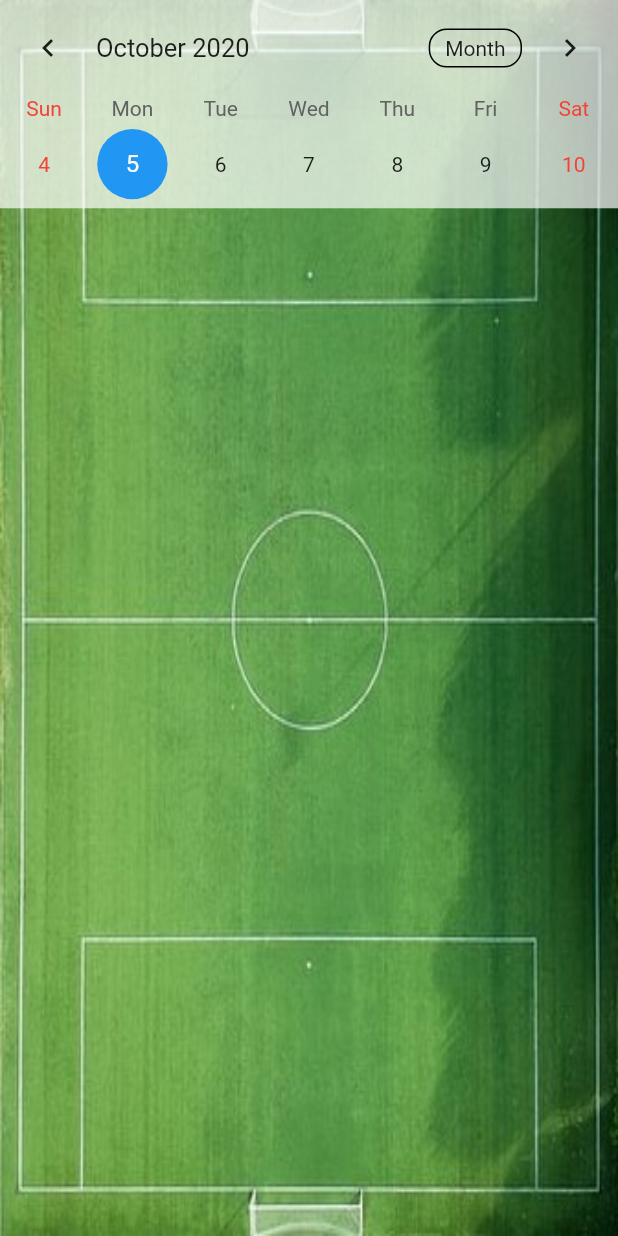
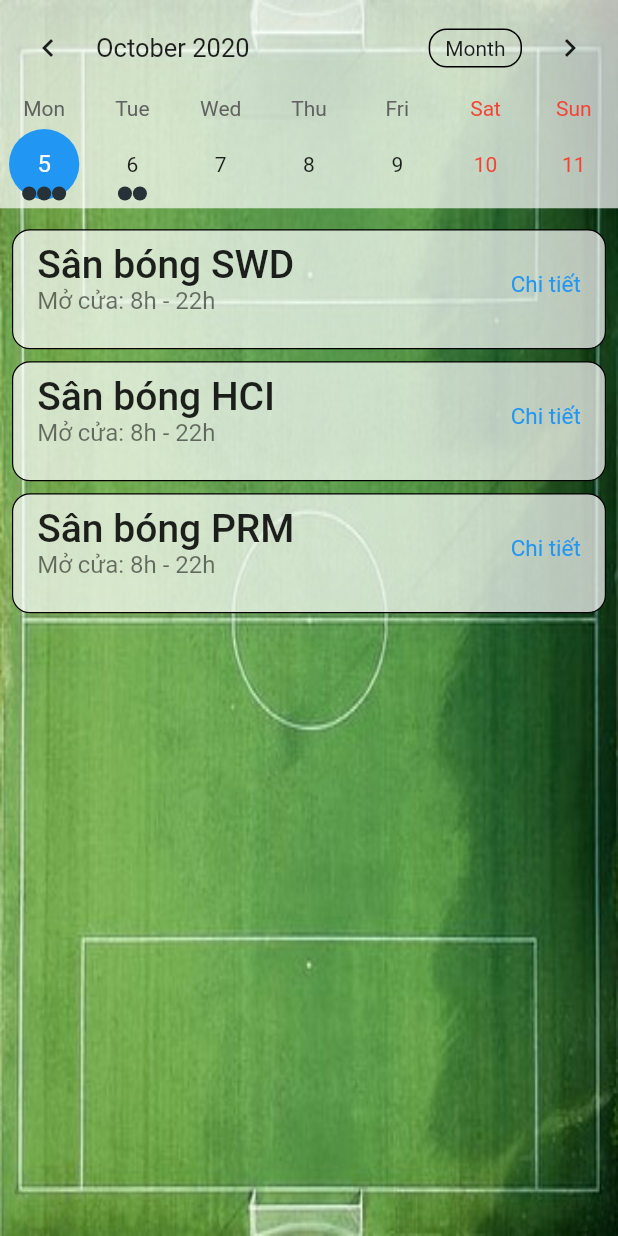
Before and after one commit to tult1803/HCI, a Flutter app: the BookingPage widget shown alone on an empty page, opened directly, on a phone screen of 412 x 824 dp. Run offline on Flutter 3.47's test engine with Material 2 defaults, Android fonts, the phone set to English and light mode, and no system bars; drawn by our look-alikes of table_calendar; our stand-ins replace curved_navigation_bar, firebase_auth, firebase_core, font_awesome_flutter, google_fonts, google_sign_in and 1 more; accounts and stored records are empty; Roboto replaces fonts that are missing (Yrsa).

Commit message:
Updated Layout BookingPage

```diff
--- a/football_manager/lib/view/booking.dart
+++ b/football_manager/lib/view/booking.dart
@@ -1,7 +1,10 @@
+
+
 import 'dart:ui';
 
 import 'package:flutter/material.dart';
 import 'package:football_manager/url/url.dart';
+import 'package:google_fonts/google_fonts.dart';
 import 'package:table_calendar/table_calendar.dart';
 
 class BookingPage extends StatefulWidget {
@@ -10,13 +13,32 @@ class BookingPage extends StatefulWidget {
 }
 
 class _BookingPageState extends State<BookingPage> {
+
+  String tapped ='';
+
   CalendarController _controller;
+  Map<DateTime, List> _events;
+  List _selectedEvents;
   String day = '';
   @override
   void initState() {
     super.initState();
     _controller = CalendarController();
+    final _selectedDay = DateTime.now();
+    _events = {
+      _selectedDay.subtract(Duration(days: 0)): ['Sân bóng SWD', 'Sân bóng HCI', 'Sân bóng PRM'],
+      _selectedDay.subtract(Duration(days: -1)): ['Sân bóng ACC', 'Sân bóng ISC'],
+    };
+
+    _selectedEvents = _events[_selectedDay] ?? [];
   }
+
+  @override
+  void dispose() {
+    _controller.dispose();
+    super.dispose();
+  }
+
   @override
   Widget build(BuildContext context) {
     return Container(
@@ -31,25 +53,62 @@ class _BookingPageState extends State<BookingPage> {
             Container(
               color: Colors.white70,
               child: TableCalendar(
+                startingDayOfWeek: StartingDayOfWeek.monday,
                 initialCalendarFormat: CalendarFormat.week,
                 calendarController: _controller,
-                onDaySelected: (days, events) {
-                  setState(() {
-                    day = '${days.day}-${days.weekday}-${days.year}';
-                  });
-                  print('Day: $day');
-                },
+                events: _events,
+                onDaySelected: _onDaySelected,
                 calendarStyle: CalendarStyle(
                   todayColor: Colors.lightGreen,
                   selectedColor: Theme.of(context).primaryColor,
                 ),
               ),
             ),
-            Text('$day', style: TextStyle(color: Colors.black, fontSize: 30),),
+            SizedBox(height: 10,),
+            Expanded(child: _buildEventList()),
+
+            Text('$tapped', style: TextStyle(fontSize: 25, fontWeight: FontWeight.w700),),
 
           ],
         ),
       ),
     );
   }
+
+  void _onDaySelected(DateTime days, List events) {
+    setState(() {
+      _selectedEvents = events; // cap nhat va show danh sách
+      day = '${days.day}-${days.weekday}-${days.year}';
+      print('onDaySelected: $day');
+    });
+    print('Day: $day');
+  }
+  Widget _buildEventList() {
+    return ListView(
+      children: _selectedEvents
+          .map((event) => Container(
+        height: 80,
+        decoration: BoxDecoration(
+          color: Colors.white70,
+          border: Border.all(width: 0.8),
+          borderRadius: BorderRadius.circular(12.0),
+        ),
+        margin: const EdgeInsets.symmetric(horizontal: 8.0, vertical: 4.0),
+        child: ListTile(
+          trailing: Text('Chi tiết', style: TextStyle(color: Colors.blue, fontSize: 15),),
+          title: Text(event.toString(), style: GoogleFonts.yrsa(fontSize: 26, fontWeight: FontWeight.w500),),
+          subtitle: Text('Mở cửa: 8h - 22h', style: TextStyle(fontSize: 16,),),
+          onTap: () {
+            print('$event tapped!');
+
+//            Demo nhan tapped
+            setState(() {
+              tapped = event;
+            });
+          }
+        ),
+      ))
+          .toList(),
+    );
+  }
 }
```
Also changed, not shown: football_manager/pubspec.lock.
